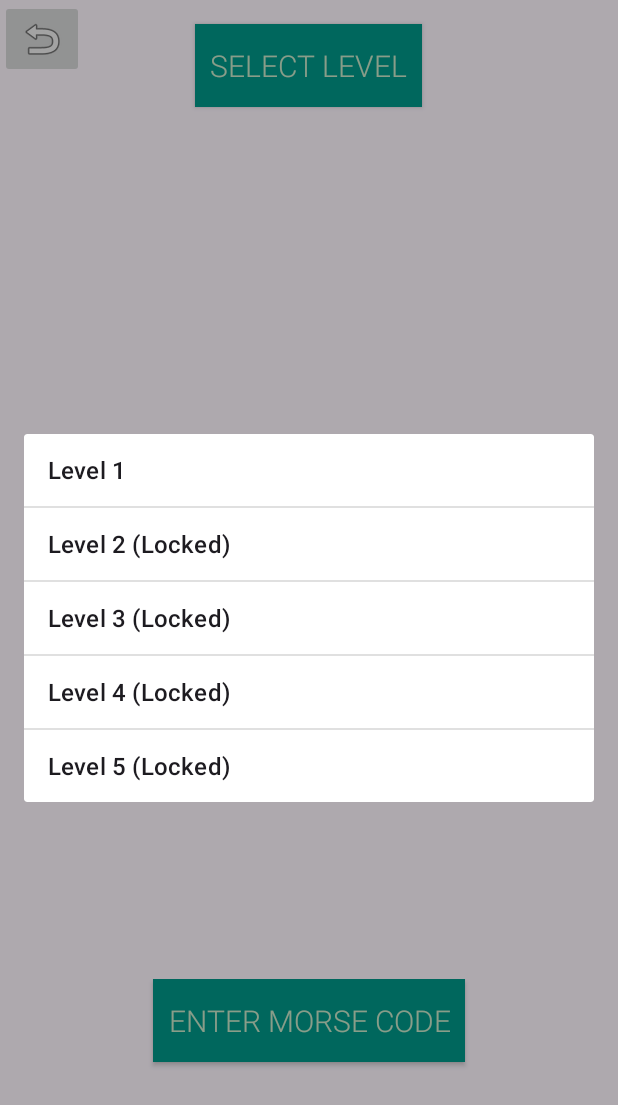
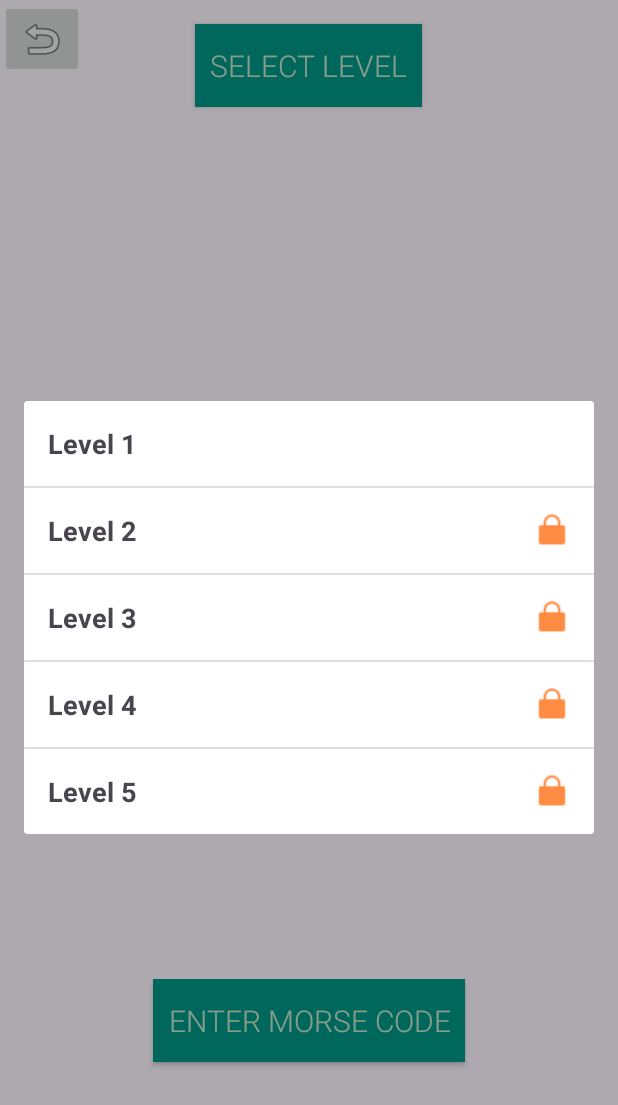
Before and after one commit to nateeno/MorseCodeApp, an Android app: the LearnModeActivity screen opened directly, with no data from a screen before it, after a tap on "SELECT LEVEL", on a phone screen of 412 x 824 dp. Shown: the top 1105 px of the screen. Run offline under Robolectric (Android 15) with nearby library versions, the phone set to English and light mode, and no system bars.

Commit message:
level lock icon added

```diff
--- a/app/src/main/java/com/example/a1_morsecodeapp_nathaniel/LearnModeActivity.java
+++ b/app/src/main/java/com/example/a1_morsecodeapp_nathaniel/LearnModeActivity.java
@@ -1,18 +1,22 @@
 package com.example.a1_morsecodeapp_nathaniel;
 
 import android.annotation.SuppressLint;
+import android.content.Context;
 import android.content.Intent;
 import android.content.SharedPreferences;
 import android.content.res.Configuration;
 import android.content.res.Resources;
 import android.os.Bundle;
 import android.util.DisplayMetrics;
+import android.view.LayoutInflater;
 import android.view.MotionEvent;
 import android.view.View;
+import android.view.ViewGroup;
 import android.widget.AdapterView;
 import android.widget.ArrayAdapter;
 import android.widget.Button;
 import android.widget.ImageButton;
+import android.widget.ImageView;
 import android.widget.ListView;
 import android.widget.TextView;
 import android.widget.Toast;
@@ -20,6 +24,7 @@ import android.widget.Toast;
 import androidx.appcompat.app.AlertDialog;
 import androidx.appcompat.app.AppCompatActivity;
 
+import java.util.ArrayList;
 import java.util.Iterator;
 import java.util.List;
 import java.util.Locale;
@@ -42,6 +47,47 @@ public class LearnModeActivity extends AppCompatActivity {
     private Map.Entry<String, Character> currentLetterEntry;
     private TextView tvUserInput;
     SharedPreferences sharedPrefs;
+
+    public class LevelItem {
+        private String levelName;
+        private boolean isLocked;
+
+        public LevelItem(String levelName, boolean isLocked) {
+            this.levelName = levelName;
+            this.isLocked = isLocked;
+        }
+
+        public String getLevelName() {
+            return levelName;
+        }
+
+        public boolean isLocked() {
+            return isLocked;
+        }
+    }
+
+    public class LevelAdapter extends ArrayAdapter<LevelItem> {
+        public LevelAdapter(Context context, List<LevelItem> levelsList) {
+            super(context, 0, levelsList);
+        }
+
+        @Override
+        public View getView(int position, View convertView, ViewGroup parent) {
+            LevelItem levelItem = getItem(position);
+
+            if (convertView == null) {
+                convertView = LayoutInflater.from(getContext()).inflate(R.layout.level_list_item, parent, false);
+            }
+
+            TextView levelName = convertView.findViewById(R.id.level_name);
+            ImageView lockIcon = convertView.findViewById(R.id.lock_icon);
+
+            levelName.setText(levelItem.getLevelName());
+            lockIcon.setVisibility(levelItem.isLocked() ? View.VISIBLE : View.INVISIBLE);
+
+            return convertView;
+        }
+    }
 
     @SuppressLint("ClickableViewAccessibility")
     @Override
@@ -107,13 +153,17 @@ public class LearnModeActivity extends AppCompatActivity {
             }
         });
 
-        //levels = initializeLevels();
-        //startLevel(0);
+        levels = initializeLevels();
+        startLevel(0);
 
+        // ONLY FOR TESTING:
+        /*
         levels = initializeLevels();
         SharedPreferences.Editor editor = sharedPrefs.edit();
         editor.putInt("HighestLevelUnlocked", 0);
         editor.apply();
+         */
+        // ------
 
         btnSelectLevel = findViewById(R.id.btn_select_level);
         btnSelectLevel.setOnClickListener(new View.OnClickListener() {
@@ -126,7 +176,6 @@ public class LearnModeActivity extends AppCompatActivity {
 
     private int getHighestLevelUnlocked() {
         return sharedPrefs.getInt("HighestLevelUnlocked", 0);
-        //return Math.max(levels.size(), sharedPrefs.getInt("HighestLevelUnlocked", 0));
     }
 
     private void updateHighestLevelUnlocked() {
@@ -180,7 +229,7 @@ public class LearnModeActivity extends AppCompatActivity {
     private void showLevelSelectionDialog() {
         AlertDialog.Builder dialogBuilder = new AlertDialog.Builder(this);
         ListView listView = new ListView(this);
-        ArrayAdapter<String> adapter = new ArrayAdapter<>(this, android.R.layout.simple_list_item_1, getLevelsArray());
+        LevelAdapter adapter = new LevelAdapter(this, getLevelsArray());
         listView.setAdapter(adapter);
         dialogBuilder.setView(listView);
         final AlertDialog dialog = dialogBuilder.create();
@@ -188,7 +237,7 @@ public class LearnModeActivity extends AppCompatActivity {
         listView.setOnItemClickListener(new AdapterView.OnItemClickListener() {
             @Override
             public void onItemClick(AdapterView<?> parent, View view, int position, long id) {
-                if (position <= getHighestLevelUnlocked()) {
+                if (!getLevelsArray().get(position).isLocked()) {
                     startLevel(position);
                     dialog.dismiss();
                 } else {
@@ -200,17 +249,17 @@ public class LearnModeActivity extends AppCompatActivity {
         dialog.show();
     }
 
-    private String[] getLevelsArray() {
+    private List<LevelItem> getLevelsArray() {
         int highestLevelUnlocked = getHighestLevelUnlocked();
-        String[] levelsArray = new String[levels.size()];
+        List<LevelItem> levelsList = new ArrayList<>();
         for (int i = 0; i < levels.size(); i++) {
             if (i <= highestLevelUnlocked) {
-                levelsArray[i] = "Level " + (i + 1);
+                levelsList.add(new LevelItem("Level " + (i + 1), false));
             } else {
-                levelsArray[i] = "Level " + (i + 1) + " (Locked)";
+                levelsList.add(new LevelItem("Level " + (i + 1), true));
             }
         }
-        return levelsArray;
+        return levelsList;
     }
 
     private String getMorseCodeEntries(Map<String, Character> map) {
--- a/app/src/main/java/com/example/a1_morsecodeapp_nathaniel/LevelManager.java
+++ b/app/src/main/java/com/example/a1_morsecodeapp_nathaniel/LevelManager.java
@@ -31,6 +31,24 @@ public class LevelManager {
 
         public boolean isHardLevel() {
             return isHardLevel;
+        }
+    }
+
+    public class LevelItem {
+        private String levelName;
+        private boolean isLocked;
+
+        public LevelItem(String levelName, boolean isLocked) {
+            this.levelName = levelName;
+            this.isLocked = isLocked;
+        }
+
+        public String getLevelName() {
+            return levelName;
+        }
+
+        public boolean isLocked() {
+            return isLocked;
         }
     }
 
--- /dev/null
+++ b/app/src/main/res/layout/level_list_item.xml
@@ -0,0 +1,23 @@
+<RelativeLayout xmlns:android="http://schemas.android.com/apk/res/android"
+    android:layout_width="match_parent"
+    android:layout_height="wrap_content"
+    android:padding="16dp">
+
+    <TextView
+        android:id="@+id/level_name"
+        android:layout_width="wrap_content"
+        android:layout_height="wrap_content"
+        android:textSize="18sp"
+        android:textStyle="bold"
+        android:layout_centerVertical="true" />
+
+    <ImageView
+        android:id="@+id/lock_icon"
+        android:layout_width="24dp"
+        android:layout_height="24dp"
+        android:src="@drawable/icon_lock"
+        android:visibility="gone"
+        android:layout_alignParentEnd="true"
+        android:layout_centerVertical="true" />
+
+</RelativeLayout>
```
